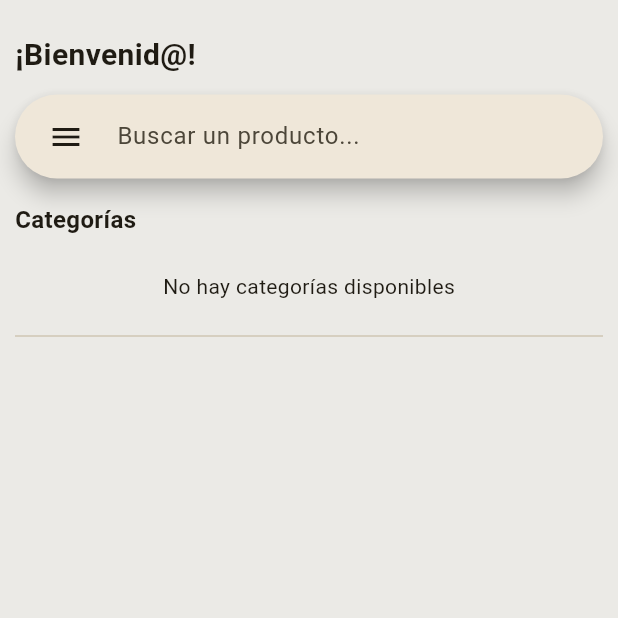
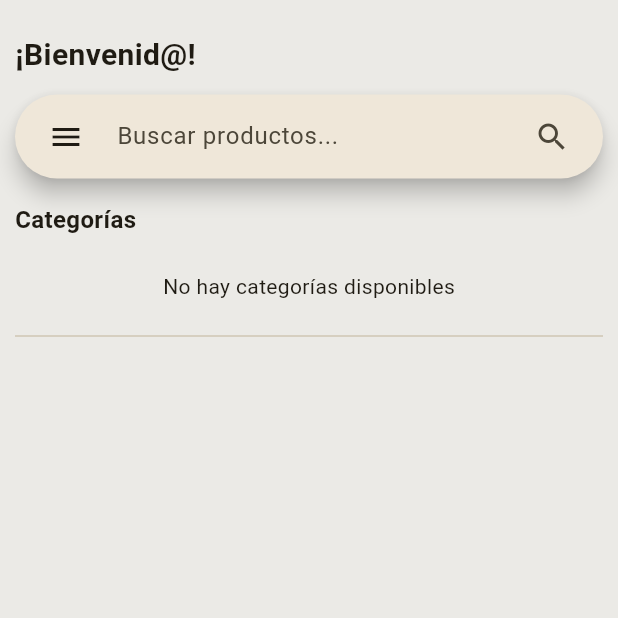
Before and after one commit to AdrianPerdomoE/mi_tienda_app, a Flutter app: the CustomerProductsScreen screen opened directly, on a phone screen of 412 x 824 dp, the top half of it. Run offline on Flutter 3.47's test engine with Material 3 defaults, Android fonts, the phone set to English and light mode, and no system bars; our stand-ins replace cloud_firestore, file_picker, firebase_auth, firebase_core, firebase_database, firebase_storage and 1 more; accounts and stored records are empty.

Commit message:
Feat: Search products by name

```diff
--- a/lib/controllers/providers/products_provider.dart
+++ b/lib/controllers/providers/products_provider.dart
@@ -17,6 +17,11 @@ class ProductsProvider extends ChangeNotifier {
     notifyListeners();
   }
 
+  void filterProductsByName(String name) {
+    _productsDatabaseService.filterProductsByName(name);
+    notifyListeners();
+  }
+
   void addCategoryToFilter(String categoryId) {
     if (!categoriesToFilter.contains(categoryId)) {
       categoriesToFilter.add(categoryId);
--- a/lib/views/screens/customer/customer_products_screen.dart
+++ b/lib/views/screens/customer/customer_products_screen.dart
@@ -21,11 +21,20 @@ class _CustomerProductsScreenState extends State<CustomerProductsScreen> {
   late CategoriesProvider categoriesProvider;
   late ProductsProvider productsProvider;
 
+  String searchValue = '';
+  int productsCount = 0;
+
   @override
   Widget build(BuildContext context) {
     appDataProvider = context.watch<AppDataProvider>();
     categoriesProvider = context.watch<CategoriesProvider>();
     productsProvider = context.watch<ProductsProvider>();
+
+    productsProvider.products.listen((products) {
+      setState(() {
+        productsCount = products.length;
+      });
+    });
 
     return Scaffold(
       body: Padding(
@@ -48,6 +57,10 @@ class _CustomerProductsScreenState extends State<CustomerProductsScreen> {
               height: 12,
             ),
             SearchBar(
+              controller: TextEditingController(text: searchValue),
+              onChanged: (value) => searchValue = value,
+              onSubmitted: (value) =>
+                  productsProvider.filterProductsByName(value),
               padding: const MaterialStatePropertyAll<EdgeInsets>(
                 EdgeInsets.symmetric(horizontal: 10),
               ),
@@ -57,11 +70,19 @@ class _CustomerProductsScreenState extends State<CustomerProductsScreen> {
                   // Abrir opciones de búsqueda
                 },
               ),
-              hintText: 'Buscar un producto...',
+              trailing: [
+                IconButton(
+                  icon: const Icon(Icons.search),
+                  onPressed: () =>
+                      productsProvider.filterProductsByName(searchValue),
+                ),
+              ],
+              hintText: 'Buscar productos...',
             ),
             const SizedBox(
               height: 16,
             ),
+            if (searchValue.isEmpty)
               Column(
                 mainAxisAlignment: MainAxisAlignment.start,
                 crossAxisAlignment: CrossAxisAlignment.start,
@@ -82,6 +103,31 @@ class _CustomerProductsScreenState extends State<CustomerProductsScreen> {
                   ),
                   const SizedBox(height: 16, child: Divider()),
                 ],
+              ),
+            if (searchValue.isNotEmpty)
+              Padding(
+                padding: const EdgeInsets.only(bottom: 16),
+                child: Row(
+                  mainAxisAlignment: MainAxisAlignment.spaceBetween,
+                  children: [
+                    Text(
+                      "$productsCount producto${productsCount != 1 ? 's' : ''} encontrados",
+                      style: TextStyle(
+                        fontWeight: FontWeight.bold,
+                        fontSize: 16,
+                      ),
+                    ),
+                    TextButton(
+                      onPressed: () {
+                        setState(() {
+                          searchValue = '';
+                          productsProvider.filterProductsByName(searchValue);
+                        });
+                      },
+                      child: const Text("Limpiar búsqueda"),
+                    ),
+                  ],
+                ),
               ),
             Expanded(
               child: buildProductsList(),
```
Also changed, not shown: lib/controllers/services/products_database_service.dart (+17 -2 lines). Lines whose indentation alone changed are shown as unchanged.
